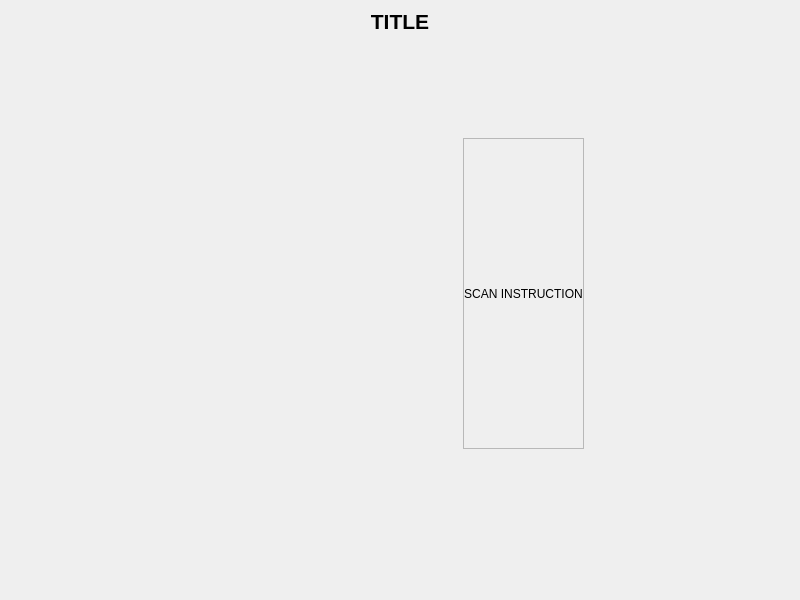
DiosDelRayo/XmrSignerCompanion, file mainwindow.ui: the form before one commit.
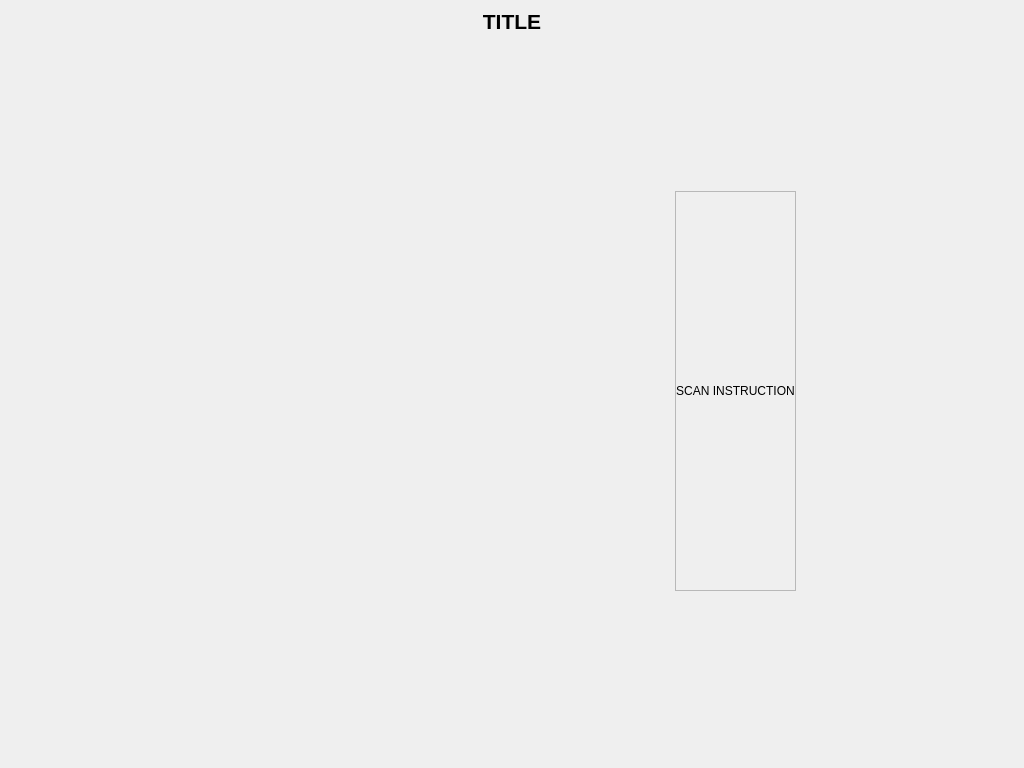
The form after the commit. The open tabs and pages were chosen to show the change. Icons and pictures are not drawn. Custom widgets are drawn as their Qt base class.

```diff
--- a/mainwindow.ui
+++ b/mainwindow.ui
@@ -6,8 +6,8 @@
    <rect>
     <x>0</x>
     <y>0</y>
-    <width>800</width>
-    <height>600</height>
+    <width>1024</width>
+    <height>768</height>
    </rect>
   </property>
   <property name="windowTitle">
@@ -120,8 +120,8 @@
          <widget class="QrCodeScanWidget" name="scanViewWallet" native="true">
           <property name="minimumSize">
            <size>
-            <width>200</width>
-            <height>200</height>
+            <width>400</width>
+            <height>400</height>
            </size>
           </property>
           <property name="styleSheet">
```
Left out of the diff: 10 changed lines with no effect on the pictures.
